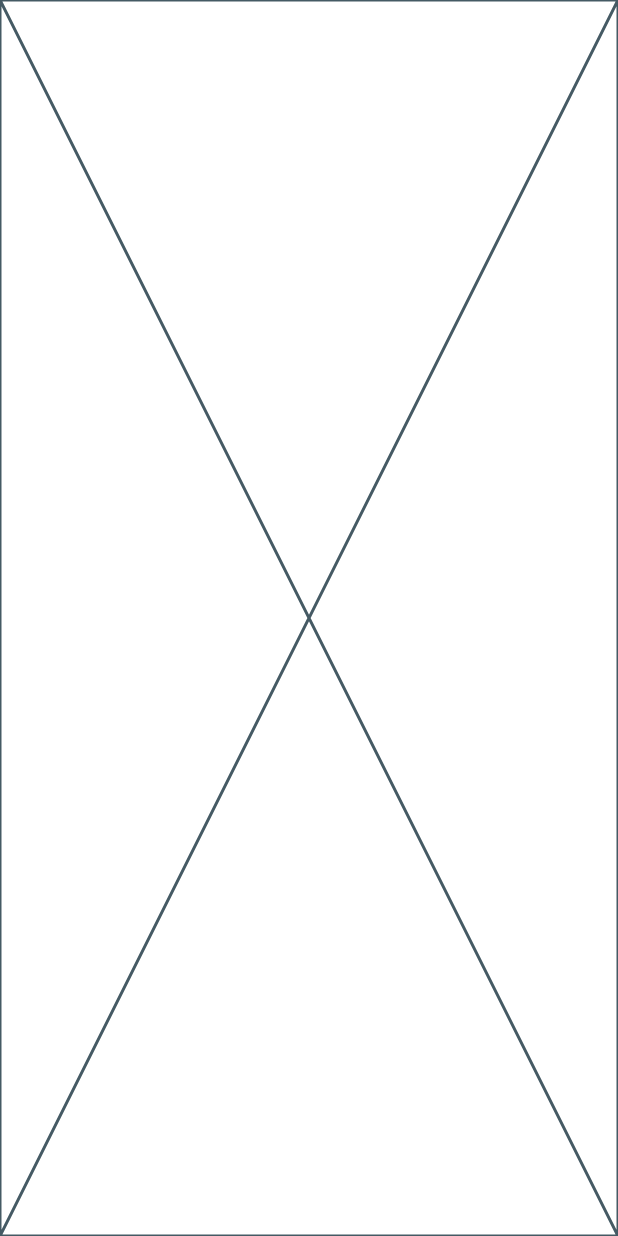
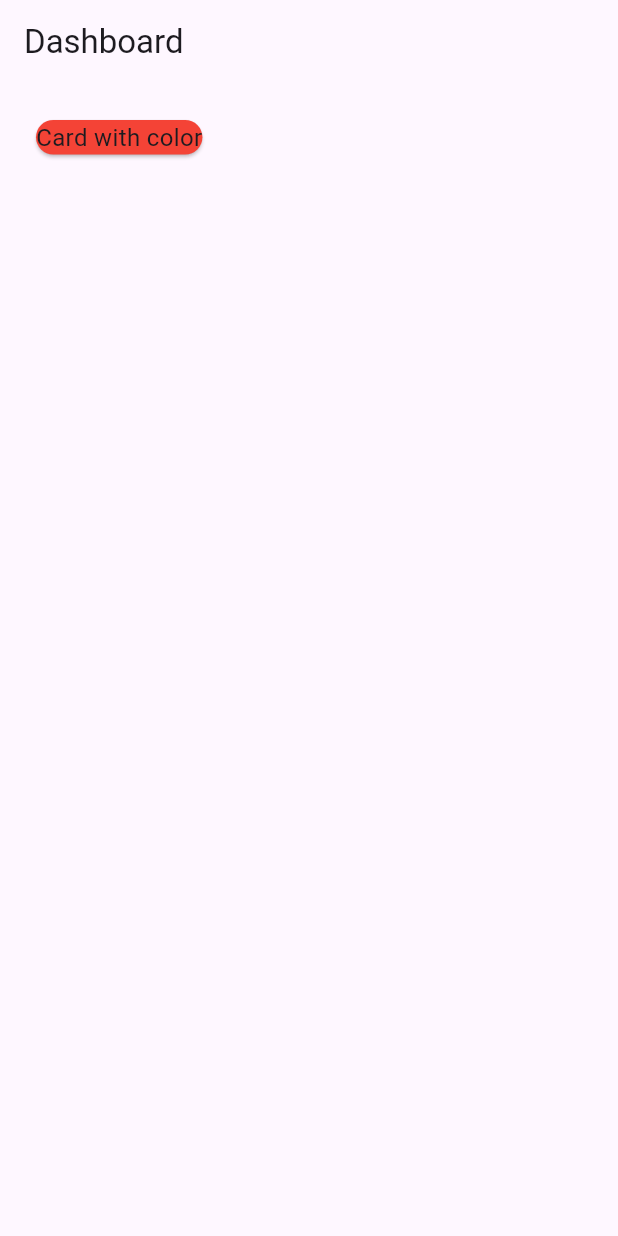
Before and after one commit to Mansyahariii/Tugas_week_8_1123150136, a Flutter app: the screen it shows after launch, on a phone screen of 412 x 824 dp. Run offline on Flutter 3.47's test engine with Material 3 defaults, Android fonts, the phone set to English and light mode, and no system bars.

Commit message:
membuat scaffold dan card

```diff
--- a/lib/pages/page_card_01.dart
+++ b/lib/pages/page_card_01.dart
@@ -5,6 +5,28 @@ class CardPage extends StatelessWidget {
 
   @override
   Widget build(BuildContext context) {
-    return const Placeholder();
+    return Scaffold(
+            appBar: AppBar(
+              title: const Text("Dashboard"),
+              actions: const [],
+            ),
+            body: SingleChildScrollView(
+              child: Container(
+                padding: const EdgeInsets.all(20.0),
+                child: const Column(
+                  children: [
+                    Card(
+                      color: Colors.red,
+                      child: Text("Card with color",
+                        style: TextStyle(
+                          fontSize: 16.0,
+                        ),
+                      ),
+                    )
+                  ],
+                ),
+              ),
+            ),
+          );
   }
 }
```
